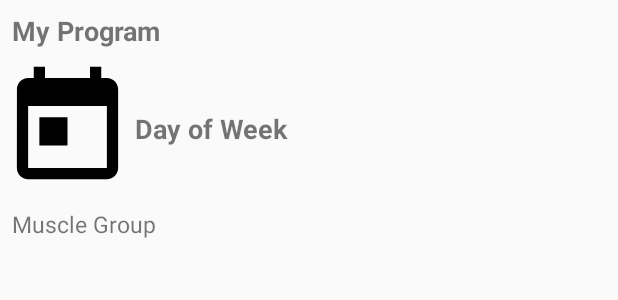
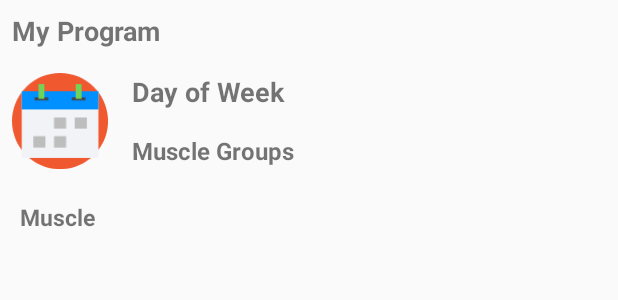
Before and after one commit to NecoHorne/Capstone-Project, an Android app: the layout content_main.xml on its own in the app's theme, with its tools: preview values and no code run, on a phone screen of 412 x 824 dp. Shown: the top 300 px of the screen. Run offline under Robolectric (Android 15) with nearby library versions, the phone set to English and light mode, and no system bars.

Commit message:
Android App Update -Room Library added -Room Setup started -Main program Recycler Adapters set up -Gradle Dependencies Updated -Models Updated

```diff
--- a/GymAppAndroid/app/src/main/java/com/necohorne/gymapp/Models/MuscleSet.java
+++ b/GymAppAndroid/app/src/main/java/com/necohorne/gymapp/Models/MuscleSet.java
@@ -13,6 +13,7 @@ public class MuscleSet implements Parcelable {
     public MuscleSet() {
     }
 
+    //Constructor and methods needed for Parcelable
     protected MuscleSet(Parcel in) {
         muscleName = in.readString();
         exercises = in.createTypedArrayList(BlockExercise.CREATOR);
@@ -41,6 +42,7 @@ public class MuscleSet implements Parcelable {
         dest.writeTypedList(exercises);
     }
 
+    //Getters and Setters
     public String getMuscleName() {
         return muscleName;
     }
@@ -56,4 +58,6 @@ public class MuscleSet implements Parcelable {
     public void setExercises(ArrayList<BlockExercise> exercises) {
         this.exercises = exercises;
     }
+
+    //Other Class Methods
 }
--- a/GymAppAndroid/app/src/main/java/com/necohorne/gymapp/UI/Activities/MainActivity.java
+++ b/GymAppAndroid/app/src/main/java/com/necohorne/gymapp/UI/Activities/MainActivity.java
@@ -14,7 +14,7 @@ import android.view.Menu;
 import android.view.MenuItem;
 import android.view.View;
 
-import com.necohorne.gymapp.Utils.Database.ExerciseDatabaseAdapter;
+import com.necohorne.gymapp.Utils.Data.ExerciseDatabaseAdapter;
 import com.necohorne.gymapp.Models.Exercise;
 import com.necohorne.gymapp.R;
 import com.necohorne.gymapp.Utils.Constants;
--- a/GymAppAndroid/app/src/main/java/com/necohorne/gymapp/Utils/Calculators.java
+++ b/GymAppAndroid/app/src/main/java/com/necohorne/gymapp/Utils/Calculators.java
@@ -98,7 +98,6 @@ public class Calculators {
 
     public String getWTHCatagory(int ratio, boolean male) {
 
-        //todo check this method, there are issues
         if(male) {
             if(ratio < 42) {
                 return "underweight";
--- a/GymAppAndroid/app/src/main/java/com/necohorne/gymapp/Utils/Database/ExerciseDataHandler.java
+++ b/GymAppAndroid/app/src/main/java/com/necohorne/gymapp/Utils/Data/ExerciseDataHandler.java
@@ -1,4 +1,4 @@
-package com.necohorne.gymapp.Utils.Database;
+package com.necohorne.gymapp.Utils.Data;
 
 import android.content.Context;
 import android.database.SQLException;
--- a/GymAppAndroid/app/src/main/java/com/necohorne/gymapp/Utils/Database/ExerciseDatabaseAdapter.java
+++ b/GymAppAndroid/app/src/main/java/com/necohorne/gymapp/Utils/Data/ExerciseDatabaseAdapter.java
@@ -1,4 +1,4 @@
-package com.necohorne.gymapp.Utils.Database;
+package com.necohorne.gymapp.Utils.Data;
 
 import android.content.Context;
 import android.database.Cursor;
--- /dev/null
+++ b/GymAppAndroid/app/src/main/res/drawable/ic_calendar_color.xml
@@ -0,0 +1,50 @@
+<vector
+    xmlns:android="http://schemas.android.com/apk/res/android"
+    android:name="vector"
+    android:width="509dp"
+    android:height="509dp"
+    android:viewportWidth="509"
+    android:viewportHeight="509">
+    <path
+        android:name="path"
+        android:pathData="M 254.644 0 C 187.134 0 122.32 26.847 74.584 74.584 C 26.847 122.32 0 187.134 0 254.644 C 0 322.154 26.847 386.968 74.584 434.704 C 122.32 482.441 187.134 509.288 254.644 509.288 C 322.154 509.288 386.968 482.441 434.704 434.704 C 482.441 386.968 509.288 322.154 509.288 254.644 C 509.288 187.134 482.441 122.32 434.704 74.584 C 386.968 26.847 322.154 0 254.644 0 Z"
+        android:fillColor="#f0582f"
+        android:strokeWidth="1"/>
+    <path
+        android:name="path_1"
+        android:pathData="M 51.539 96.975 L 458.087 96.975 L 458.087 450.289 L 51.539 450.289 Z"
+        android:fillColor="#f1f3f7"
+        android:strokeWidth="1"/>
+    <path
+        android:name="path_2"
+        android:pathData="M 51.539 96.975 L 458.087 96.975 L 458.087 193.272 L 51.539 193.272 Z"
+        android:fillColor="#0090ff"
+        android:strokeWidth="1"/>
+    <group android:name="group">
+        <path
+            android:name="path_3"
+            android:pathData="M 222.771 235.317 L 286.856 235.317 L 286.856 294.994 L 222.771 294.994 Z M 332.63 235.317 L 396.715 235.317 L 396.715 294.994 L 332.63 294.994 Z M 112.911 335.004 L 176.996 335.004 L 176.996 394.681 L 112.911 394.681 Z M 222.771 335.004 L 286.856 335.004 L 286.856 394.681 L 222.771 394.681 Z"
+            android:fillColor="#bdbdbe"
+            android:strokeWidth="1"/>
+    </group>
+    <path
+        android:name="path_4"
+        android:pathData="M 120.032 128.509 L 192.255 128.509 L 192.255 145.124 L 120.032 145.124 Z"
+        android:fillColor="#414753"
+        android:strokeWidth="1"/>
+    <path
+        android:name="path_5"
+        android:pathData="M 140.376 58.999 L 171.571 58.999 L 171.571 136.647 L 140.376 136.647 Z"
+        android:fillColor="#71d456"
+        android:strokeWidth="1"/>
+    <path
+        android:name="path_6"
+        android:pathData="M 317.033 128.509 L 389.256 128.509 L 389.256 145.124 L 317.033 145.124 Z"
+        android:fillColor="#414753"
+        android:strokeWidth="1"/>
+    <path
+        android:name="path_7"
+        android:pathData="M 337.717 58.999 L 368.912 58.999 L 368.912 136.647 L 337.717 136.647 Z"
+        android:fillColor="#71d456"
+        android:strokeWidth="1"/>
+</vector>
--- a/GymAppAndroid/app/src/main/res/layout/content_main.xml
+++ b/GymAppAndroid/app/src/main/res/layout/content_main.xml
@@ -32,21 +32,39 @@
 
             <ImageView
                 android:id="@+id/imageView5"
-                android:layout_width="90dp"
-                android:layout_height="90dp"
-                app:srcCompat="@drawable/ic_today_black_24dp" />
+                android:layout_width="80dp"
+                android:layout_height="80dp"
+                android:padding="8dp"
+                app:srcCompat="@drawable/ic_calendar_color" />
 
             <TextView
                 android:id="@+id/day_ofweek_tv"
                 android:layout_width="wrap_content"
                 android:layout_height="wrap_content"
+                android:layout_alignParentTop="true"
                 android:layout_alignParentEnd="true"
-                android:layout_centerVertical="true"
                 android:layout_marginStart="0dp"
                 android:layout_marginEnd="0dp"
                 android:layout_toEndOf="@+id/imageView5"
+                android:padding="8dp"
                 android:text="Day of Week"
                 android:textSize="18sp"
+                android:textStyle="bold" />
+
+            <TextView
+                android:id="@+id/muscle_groups_tv"
+                android:layout_width="wrap_content"
+                android:layout_height="wrap_content"
+                android:layout_below="@+id/day_ofweek_tv"
+                android:layout_alignStart="@+id/day_ofweek_tv"
+                android:layout_alignEnd="@+id/day_ofweek_tv"
+                android:layout_alignBottom="@+id/imageView5"
+                android:layout_marginStart="0dp"
+                android:layout_marginEnd="0dp"
+                android:layout_marginBottom="0dp"
+                android:padding="8dp"
+                android:text="Muscle Groups"
+                android:textSize="16sp"
                 android:textStyle="bold" />
         </RelativeLayout>
 
--- a/GymAppAndroid/app/src/main/res/layout/muscle_set_list_layout.xml
+++ b/GymAppAndroid/app/src/main/res/layout/muscle_set_list_layout.xml
@@ -8,12 +8,16 @@
     android:orientation="vertical">
 
     <TextView
-        android:id="@+id/muscle_group_tv"
-        android:layout_width="wrap_content"
+        android:id="@+id/muscle_tv"
+        android:layout_width="match_parent"
         android:layout_height="wrap_content"
-        android:layout_margin="8dp"
-        android:text="Muscle Group"
-        android:textSize="15sp" />
+        android:layout_marginLeft="8dp"
+        android:layout_marginTop="8dp"
+        android:layout_marginRight="8dp"
+        android:padding="5dp"
+        android:text="Muscle"
+        android:textSize="15sp"
+        android:textStyle="bold" />
 
     <android.support.v7.widget.RecyclerView
         android:id="@+id/muscle_set_recyclerview"
--- a/GymAppAndroid/app/src/main/res/layout/nav_header_main.xml
+++ b/GymAppAndroid/app/src/main/res/layout/nav_header_main.xml
@@ -15,9 +15,9 @@
     <ImageView
         android:id="@+id/imageView"
         android:layout_width="wrap_content"
-        android:layout_height="wrap_content"
+        android:layout_height="100dp"
         android:contentDescription="@string/nav_header_desc"
         android:paddingTop="@dimen/nav_header_vertical_spacing"
-        app:srcCompat="@mipmap/ic_launcher_round" />
+        app:srcCompat="@drawable/ic_dumbbell" />
 
 </LinearLayout>
```
Also changed, not shown: GymAppAndroid/app/build.gradle (+17 -8 lines), GymAppAndroid/app/src/main/java/com/necohorne/gymapp/Models/BlockExercise.java (+25 -8 lines), GymAppAndroid/app/src/main/java/com/necohorne/gymapp/Models/Exercise.java (+49 -1 lines), GymAppAndroid/app/src/main/java/com/necohorne/gymapp/Models/Program.java (+42 -1 lines), GymAppAndroid/app/src/main/java/com/necohorne/gymapp/Utils/Data/ProgramDao.java (added, +35 -0 lines), GymAppAndroid/app/src/main/java/com/necohorne/gymapp/Utils/Data/ProgramDatabase.java (added, +34 -0 lines), GymAppAndroid/app/src/main/java/com/necohorne/gymapp/Utils/RecyclerAdaptors/ExerciseBlockRecyclerAdapter.java (+4 -4 lines), GymAppAndroid/app/src/main/java/com/necohorne/gymapp/Utils/RecyclerAdaptors/MainRecyclerAdapter.java (+30 -4 lines), GymAppAndroid/app/src/main/java/com/necohorne/gymapp/Utils/RecyclerAdaptors/MuscleSetRecyclerAdapter.java (+26 -4 lines).
